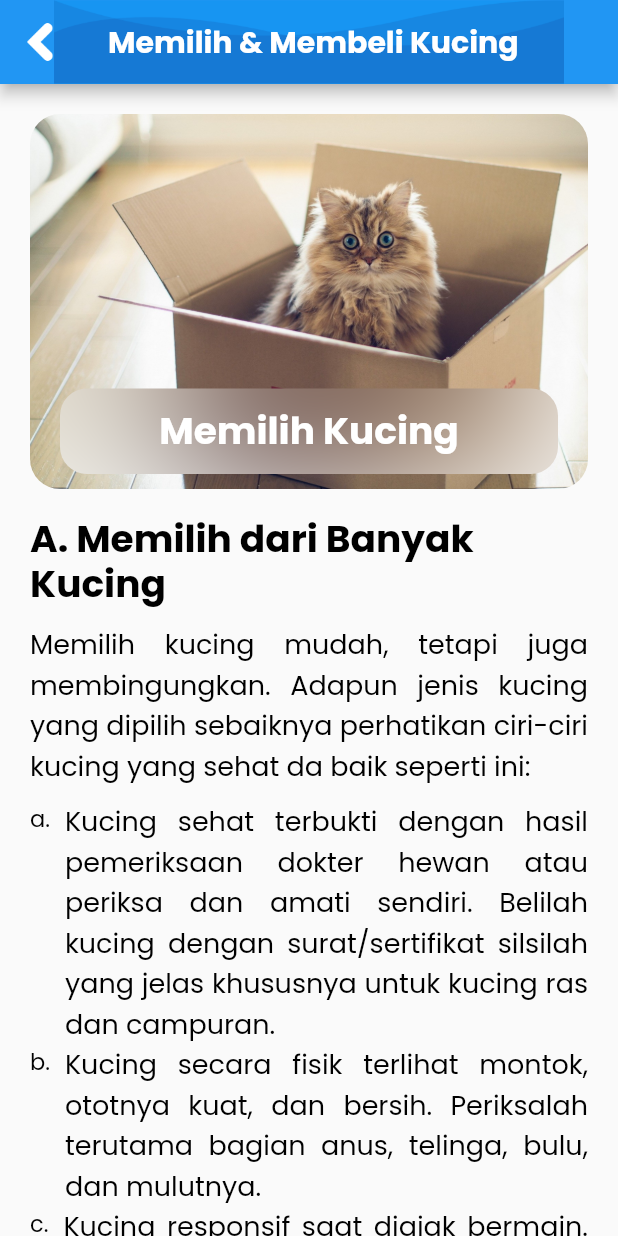
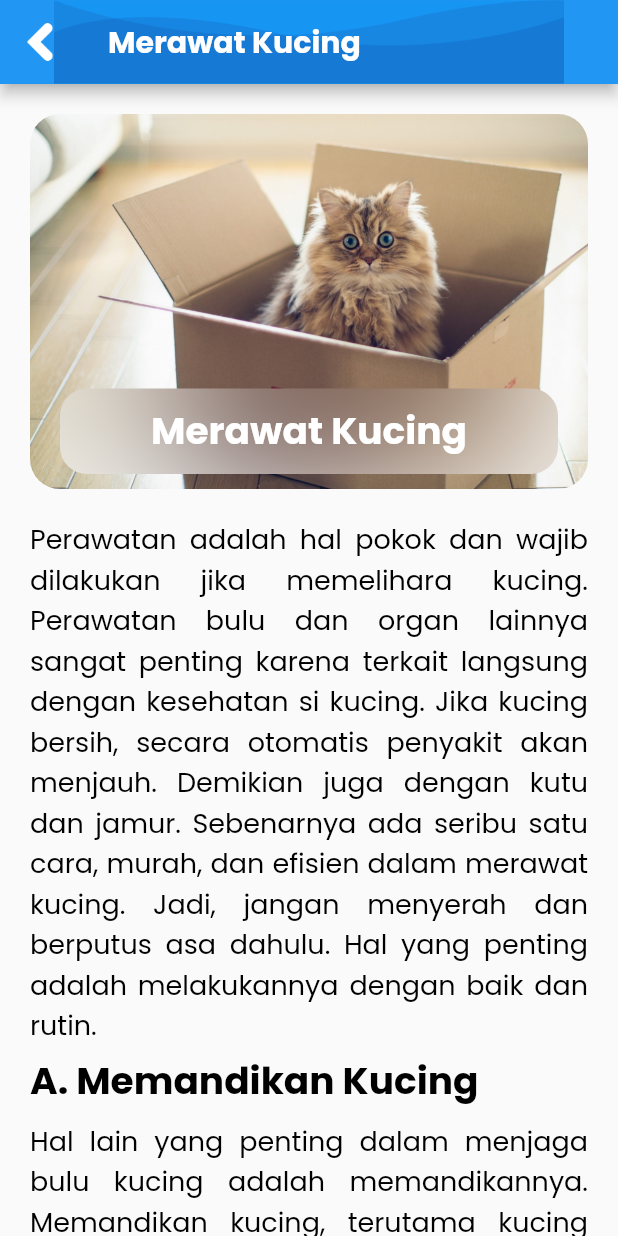
Before and after one commit to Rivaldi72/skripsi-ar-cat, a Flutter app: the CatTipsScreen screen opened by its route, after a tap on an icon or button, on a phone screen of 412 x 824 dp. Run offline on Flutter 3.47's test engine with Material 2 defaults, Android fonts, the phone set to English and light mode, and no system bars.

Commit message:
Selesai UI Tips Tentang Kucing

```diff
--- a/lib/main.dart
+++ b/lib/main.dart
@@ -1,11 +1,13 @@
 import 'package:flutter/material.dart';
 import 'package:skripsi_ar_cat/pages/cat_breeding_screen.dart';
 import 'package:skripsi_ar_cat/pages/cat_buying_screen.dart';
+import 'package:skripsi_ar_cat/pages/cat_caring_screen.dart';
 import 'package:skripsi_ar_cat/pages/cat_detail_screen.dart';
 import 'package:skripsi_ar_cat/pages/cat_fun_fact.dart';
 import 'package:skripsi_ar_cat/pages/cat_grooming_screen.dart';
 import 'package:skripsi_ar_cat/pages/cat_health_screen.dart';
 import 'package:skripsi_ar_cat/pages/cat_list_screen.dart';
+import 'package:skripsi_ar_cat/pages/cat_raising_screen.dart';
 import 'package:skripsi_ar_cat/pages/cat_tips_screen.dart';
 import 'package:skripsi_ar_cat/pages/home_screen.dart';
 import 'package:skripsi_ar_cat/pages/scan_ar_screen.dart';
@@ -29,6 +31,8 @@ class MyApp extends StatelessWidget {
         '/cat-detail': (context) => const CatDetailScreen(),
         '/cat-tips': (context) => const CatTipsScreen(),
         '/cat-buying': (context) => const CatBuyingScreen(),
+        '/cat-caring': (context) => const CatCaringScreen(),
+        '/cat-raising': (context) => const CatRaisingScreen(),
         '/cat-health': (context) => const CatHealthScreen(),
         '/cat-grooming': (context) => const CatGroomingScreen(),
         '/cat-fun-fact': (context) => const CatFunFactScreen(),
--- /dev/null
+++ b/lib/pages/cat_caring_screen.dart
@@ -0,0 +1,309 @@
+import 'dart:ui';
+
+import 'package:flutter/material.dart';
+import 'package:skripsi_ar_cat/shared/theme.dart';
+import 'package:skripsi_ar_cat/widgets/custom_app_bar.dart';
+
+class CatCaringScreen extends StatelessWidget {
+  const CatCaringScreen({Key? key}) : super(key: key);
+
+  @override
+  Widget build(BuildContext context) {
+    return Scaffold(
+      appBar: const PreferredSize(
+        preferredSize: Size(double.infinity, kToolbarHeight),
+        child: CustomAppBar(
+          title: 'Merawat Kucing',
+        ),
+      ),
+      body: SingleChildScrollView(
+        child: Padding(
+          padding: const EdgeInsets.all(20),
+          child: Column(
+            children: [
+              Container(
+                padding: const EdgeInsets.symmetric(
+                  horizontal: 20,
+                  vertical: 10,
+                ),
+                width: double.infinity,
+                height: 250,
+                decoration: BoxDecoration(
+                  image: const DecorationImage(
+                    image: AssetImage(
+                      'assets/images/bg_cat_choose.png',
+                    ),
+                    fit: BoxFit.cover,
+                  ),
+                  borderRadius: BorderRadius.circular(20),
+                ),
+                child: Align(
+                  alignment: Alignment.bottomCenter,
+                  child: ClipRRect(
+                    borderRadius: BorderRadius.circular(18),
+                    child: BackdropFilter(
+                      filter: ImageFilter.blur(sigmaX: 50, sigmaY: 50),
+                      child: Container(
+                        padding: const EdgeInsets.all(10),
+                        width: double.infinity,
+                        child: Text(
+                          'Merawat Kucing',
+                          textAlign: TextAlign.center,
+                          style: whiteTextStyle.copyWith(
+                            fontSize: 25,
+                            fontWeight: bold,
+                          ),
+                        ),
+                      ),
+                    ),
+                  ),
+                ),
+              ),
+              const SizedBox(height: 20),
+              Column(
+                crossAxisAlignment: CrossAxisAlignment.start,
+                children: [
+                  Text(
+                    'Perawatan adalah hal pokok dan wajib dilakukan jika memelihara kucing. Perawatan bulu dan organ lainnya sangat penting karena terkait langsung dengan kesehatan si kucing. Jika kucing bersih, secara otomatis penyakit akan menjauh. Demikian juga dengan kutu dan jamur. Sebenarnya ada seribu satu cara, murah, dan efisien dalam merawat kucing. Jadi, jangan menyerah dan berputus asa dahulu. Hal yang penting adalah melakukannya dengan baik dan rutin.',
+                    style: blackTextStyle.copyWith(
+                      fontSize: 18,
+                    ),
+                    textAlign: TextAlign.justify,
+                  ),
+                  const SizedBox(height: 10),
+                  Text(
+                    'A. Memandikan Kucing',
+                    style: blackTextStyle.copyWith(
+                      fontSize: 25,
+                      fontWeight: bold,
+                      height: 1.2,
+                    ),
+                  ),
+                  const SizedBox(height: 10),
+                  Text(
+                    'Hal lain yang penting dalam menjaga bulu kucing adalah memandikannya. Memandikan kucing, terutama kucing kampung/lokal, memang sulit karena kucing takut pada air. Jika ini adalah pertama kali memandikannya, jangan heran kucing akan meronta-ronta dan melukai. Oleh karena itu, waspadai dengan menggunakan sarung tangan. Lain halnya dengan kucing ras yang mudah dikontrol. Jika dimandikan,Hal lain yang penting dalam menjaga bulu kucing adalah memandikannya. Memandikan kucing, terutama kucing kampung/lokal, memang sulit karena kucing takut pada air. Jika ini adalah pertama kali memandikannya, jangan heran kucing akan meronta-ronta dan melukai. Oleh karena itu, waspadai dengan menggunakan sarung tangan. Lain halnya dengan kucing ras yang mudah dikontrol. Jika dimandikan, kucing tidak sampai meronta-ronta dan hanya perlu sedikit adaptasi saja. Setelah terbiasa, proses pemandian kucing ras akan berjalan lancar.',
+                    style: blackTextStyle.copyWith(
+                      fontSize: 18,
+                    ),
+                    textAlign: TextAlign.justify,
+                  ),
+                  const SizedBox(height: 10),
+                  Text(
+                    'Mandi secara rutin biasanya dilakukan seminggu sekali. Sementara itu, frekuensi mandi menjelang kontes ditambah menjadi dua kali dalam seminggu. Mandi dan penyisiran bulu secara teratur dapat menghilangkan kutu, ketombe, dan membuang bulu-bulu mati yang sudah waktunya rontok.',
+                    style: blackTextStyle.copyWith(
+                      fontSize: 18,
+                    ),
+                    textAlign: TextAlign.justify,
+                  ),
+                  const SizedBox(height: 10),
+                  Text(
+                    'Beberapa hal yang perlu diperhatikan saat memandikan kucing adalah sebagai berikut.',
+                    style: blackTextStyle.copyWith(
+                      fontSize: 18,
+                    ),
+                    textAlign: TextAlign.justify,
+                  ),
+                  const SizedBox(height: 10),
+                  Text(
+                    '1. Persiapan',
+                    style: blackTextStyle.copyWith(
+                      fontSize: 20,
+                      fontWeight: bold,
+                      height: 1.2,
+                    ),
+                  ),
+                  const SizedBox(height: 10),
+                  Text(
+                    'Sebelum kucing mandi, ada beberapa yang harus dipersiapkan. Tujuannya untuk memperlancar kegiatan mandi. Pertama, siapkan tempat mandi atau bak dan air dingin dan air hangat. Air hangat lebih disarankan karena suhu badan kucing cenderung hangat (38—39° C) sehingga perbedaan suhunya tidak terlalu mengagetkan. Selanjutnya, siapkan bahan dan peralatan lainnya, seperti handuk, sikat gigi, gunting kuku, gunting untuk merapikan bulu (gunting tumpul), pengering rambut (hairdryer), sisir kucing tipe sikat (brush comb), dan sampo untuk tipe/kondisi tertentu.',
+                    style: blackTextStyle.copyWith(
+                      fontSize: 18,
+                    ),
+                    textAlign: TextAlign.justify,
+                  ),
+                  const SizedBox(height: 10),
+                  Text(
+                    '2. Cara Memandikan',
+                    style: blackTextStyle.copyWith(
+                      fontSize: 20,
+                      fontWeight: bold,
+                      height: 1.2,
+                    ),
+                  ),
+                  const SizedBox(height: 10),
+                  Text(
+                    'Sebelum dimandikan, kucing berbulu panjang sebaiknya disisir terlebih dahulu. Tujuannya agar terhindar dari bulu yang kusut dan gimbal. Bulu gimbal jangan digunting, tetapi diurai dengan tangan ataupun alat pengurai. Selanjutnya, kuku kucing dipotong agar terhindar dari cakaran saat memandikan.',
+                    style: blackTextStyle.copyWith(
+                      fontSize: 18,
+                    ),
+                    textAlign: TextAlign.justify,
+                  ),
+                  const SizedBox(height: 10),
+                  Text(
+                    'Untuk mandi jamur, periksa terlebih dahulu bagian-bagian yang sakit di seluruh tubuh. Jamur biasanya menyerang di bagian dagu, ketiak, lipatan paha, telapak kaki, ekor, dan pangkal ekor. Tungau scabies paling sering menyerang di bagian telinga luar dan ujung-ujung telinga bagian dalam. Sementara itu, kutu/pinjal sering menyerang bagian atas kepala, dagu, ketiak, dan lipatan paha. Ingat-ingatlah pada bagian yang sakit tersebut karena bagian tersebut harus terkena sampo dan harus disikat pada saat dimandikan. Adapun sampo yang digunakan, yaitu sampo jamur.',
+                    style: blackTextStyle.copyWith(
+                      fontSize: 18,
+                    ),
+                    textAlign: TextAlign.justify,
+                  ),
+                  const SizedBox(height: 10),
+                  Text(
+                    'Berikut adalah tahapan memandikan kucing.',
+                    style: blackTextStyle.copyWith(
+                      fontSize: 18,
+                    ),
+                    textAlign: TextAlign.justify,
+                  ),
+                  const SizedBox(height: 10),
+                  const OrderedList(
+                    point: 'a.',
+                    content: 'Ambil kucing dari kandang dengan lembut.',
+                  ),
+                  const OrderedList(
+                    point: 'b.',
+                    content:
+                        'Basahi seluruh tubuh kucing dengan air. Pastikan air membasahi seluruh bulu sampai ke kulit.',
+                  ),
+                  const OrderedList(
+                    point: 'c.',
+                    content:
+                        'Tuangkan sampo pada bulu yang basah, lalu ratakan dengan cara memijat lembut, mulai dari belakang telinga dan bawah dagu, lalu menyebar ke punggung, perut, kaki, dan ekor. Gunakan sampo sesuai kondisi bulu. Jika sangat kotor, berlemak, dan berdaki, sebaiknya gunakan sampo degreaser/peluruh lemak. Larutkan sampo ke dalam air hangat dengan perbandingan 1: 8.',
+                  ),
+                  const OrderedList(
+                    point: 'd.',
+                    content:
+                        'Setelah sampo merata, sikat dan bersihkan bagian tubuh yang lain seperti kaki dan muka dengan sikat gigi. Selanjutnya, bilas seluruh tubuh kucing dengan air hingga bersih. Periksa kembali bagian-bagian yang sakit.',
+                  ),
+                  const OrderedList(
+                    point: 'e.',
+                    content:
+                        'Untuk bagian kepala, berikan sampo bayi atau sampo yang tidak pedih di mata agar bulu wajah bersih dan mengembang.',
+                  ),
+                  const OrderedList(
+                    point: 'f.',
+                    content:
+                        'Khusus untuk kucing berbulu warna tertentu digunakan sampo warna. Misalnya, sampo blue/super white untuk kucing putih. Tujuannya agar warna bulunya semakin muncul.',
+                  ),
+                  const OrderedList(
+                    point: 'g.',
+                    content:
+                        'Ulangi penggunaan sampo 2–3 kali, kemudian bilas sampai bersih.',
+                  ),
+                  const OrderedList(
+                    point: 'h.',
+                    content:
+                        'Tambahkan sampo protein jika bulu cenderung kering agar bulu tidak tampak kering atau mudah patah, lalu bilas hingga bersih.',
+                  ),
+                  const OrderedList(
+                    point: 'i.',
+                    content:
+                        'Setelah mandi selesai, keringkan dengan kain cotton atau handuk ataupun bahan yang menyerap air dengan baik.',
+                  ),
+                  const OrderedList(
+                    point: 'j.',
+                    content:
+                        'Selanjutnya, keringkan kucing dengan pengering rambut (hairdryer) atau blower sambil disisir. Lakukan pengeringan mulai dari bagian bawah perut, kaki, dan tangan, lalu menyebar ke ekor, punggung, dan bagian dagu sekitar wajah. Hindari penyemprotan langsung ke bagian telinga/ wajah kucing. Hal tersebut akan menyebabkan kucing lari dan menghindar. Pastikan bulu dan seluruh tubuh kucing kering sampai ke kulit, terutama di daerah dengan bulu tebal dan yang agak sulit seperti daerah perut, kaki belakang, daerah di antara kaki belakang, pangkal ekor, dan telapak kaki. Pengeringan yang tidak sempurna akan menciptakan lembap sehingga dapat memudahkan tumbuhnya jamur.',
+                  ),
+                ],
+              ),
+              const SizedBox(height: 20),
+              Container(
+                padding: const EdgeInsets.symmetric(
+                  horizontal: 20,
+                  vertical: 10,
+                ),
+                width: double.infinity,
+                height: 250,
+                decoration: BoxDecoration(
+                  image: const DecorationImage(
+                    image: AssetImage(
+                      'assets/images/bg_cat_buying.png',
+                    ),
+                    fit: BoxFit.cover,
+                  ),
+                  borderRadius: BorderRadius.circular(20),
+                ),
+                child: Align(
+                  alignment: Alignment.bottomCenter,
+                  child: ClipRRect(
+                    borderRadius: BorderRadius.circular(18),
+                    child: BackdropFilter(
+                      filter: ImageFilter.blur(sigmaX: 50, sigmaY: 50),
+                      child: Container(
+                        padding: const EdgeInsets.all(10),
+                        width: double.infinity,
+                        child: Text(
+                          'Merawat Kucing',
+                          textAlign: TextAlign.center,
+                          style: whiteTextStyle.copyWith(
+                            fontSize: 25,
+                            fontWeight: bold,
+                          ),
+                        ),
+                      ),
+                    ),
+                  ),
+                ),
+              ),
+              const SizedBox(height: 20),
+              Column(
+                crossAxisAlignment: CrossAxisAlignment.start,
+                children: [
+                  Text(
+                    'B. Merawat Bulu Kucing',
+                    style: blackTextStyle.copyWith(
+                      fontSize: 25,
+                      fontWeight: bold,
+                      height: 1.2,
+                    ),
+                  ),
+                  const SizedBox(height: 10),
+                  Text(
+                    'Secara normal, kucing berganti bulu dua kali setahun. Namun, pergantian bulu sering diperpanjang karena buruknya makanan atau adanya penyakit. Selama masa pergantian bulu, seekor kucing yang tidak dirawat akan kehilangan bulunya. Selain itu, bulu menjadi kusut membentuk gumpalan, seperti bola keras karena tersangkut makanan atau kotoran. Kusutnya bulu ini dapat menyebabkan penyakit kulit yang cukup serius. Secara alamiah, mulut kucing merupakan alat untuk membersihkan bulu dengan cara menjilatinya. Namun, tetap saja kucing memerlukan bantuan, terutama untuk menyisir bulunya.',
+                    style: blackTextStyle.copyWith(
+                      fontSize: 18,
+                    ),
+                    textAlign: TextAlign.justify,
+                  ),
+                ],
+              ),
+            ],
+          ),
+        ),
+      ),
+    );
+  }
+}
+
+class OrderedList extends StatelessWidget {
+  final String point, content;
+  const OrderedList({
+    Key? key,
+    required this.point,
+    required this.content,
+  }) : super(key: key);
+
+  @override
+  Widget build(BuildContext context) {
+    return Row(
+      crossAxisAlignment: CrossAxisAlignment.start,
+      children: [
+        Text(
+          point,
+          style: blackTextStyle.copyWith(
+            fontSize: 15,
+          ),
+        ),
+        const SizedBox(width: 10),
+        Expanded(
+          child: Text(
+            content,
+            style: blackTextStyle.copyWith(
+              fontSize: 18,
+            ),
+            textAlign: TextAlign.justify,
+          ),
+        ),
+      ],
+    );
+  }
+}
--- a/lib/pages/cat_detail_screen.dart
+++ b/lib/pages/cat_detail_screen.dart
@@ -27,7 +27,6 @@ class CatDetailScreen extends StatelessWidget {
           children: [
             Padding(
               padding: const EdgeInsets.symmetric(
-                horizontal: 20,
                 vertical: 10,
               ),
               child: Column(
--- a/lib/pages/cat_fun_fact.dart
+++ b/lib/pages/cat_fun_fact.dart
@@ -108,7 +108,6 @@ class CatFunFactListItem extends StatelessWidget {
     return Container(
       padding: const EdgeInsets.all(20),
       width: MediaQuery.of(context).size.width - 40,
-      height: 360,
       decoration: BoxDecoration(
         color: kWhiteColor,
         boxShadow: [
@@ -153,7 +152,7 @@ class CatFunFactListItem extends StatelessWidget {
           Text(
             desc,
             style: blackTextStyle.copyWith(fontSize: 18, height: 1.1),
-            maxLines: 5,
+            maxLines: 8,
             overflow: TextOverflow.ellipsis,
           ),
         ],
--- a/lib/pages/cat_tips_screen.dart
+++ b/lib/pages/cat_tips_screen.dart
@@ -28,14 +28,14 @@ class CatTipsScreen extends StatelessWidget {
             title: 'Memelihara\nKucing',
             image: 'assets/images/bg_pet_cat.png',
             action: () {
-              Navigator.pushNamed(context, '/cat-buying');
+              Navigator.pushNamed(context, '/cat-raising');
             },
           ),
           CustomTipsCardView(
             title: 'Merawat\nKucing',
             image: 'assets/images/bg_cat_care.png',
             action: () {
-              Navigator.pushNamed(context, '/cat-buying');
+              Navigator.pushNamed(context, '/cat-caring');
             },
           ),
         ],
```
Also changed, not shown: lib/pages/cat_buying_screen.dart (+25 -0 lines), lib/pages/cat_raising_screen.dart (added, +267 -0 lines).
